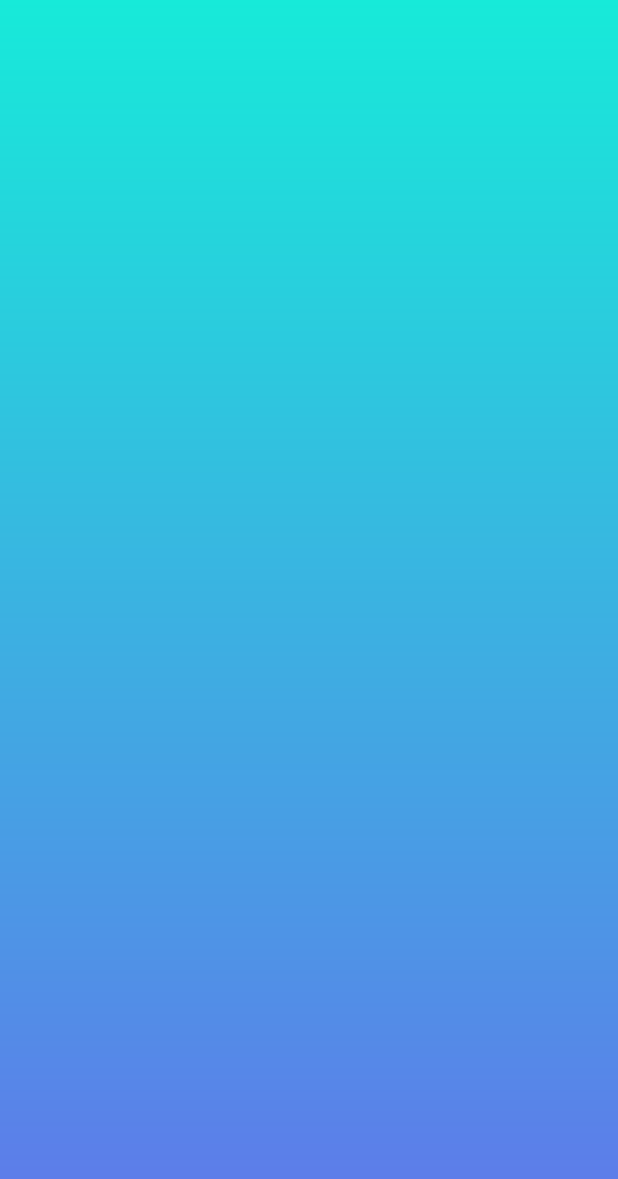
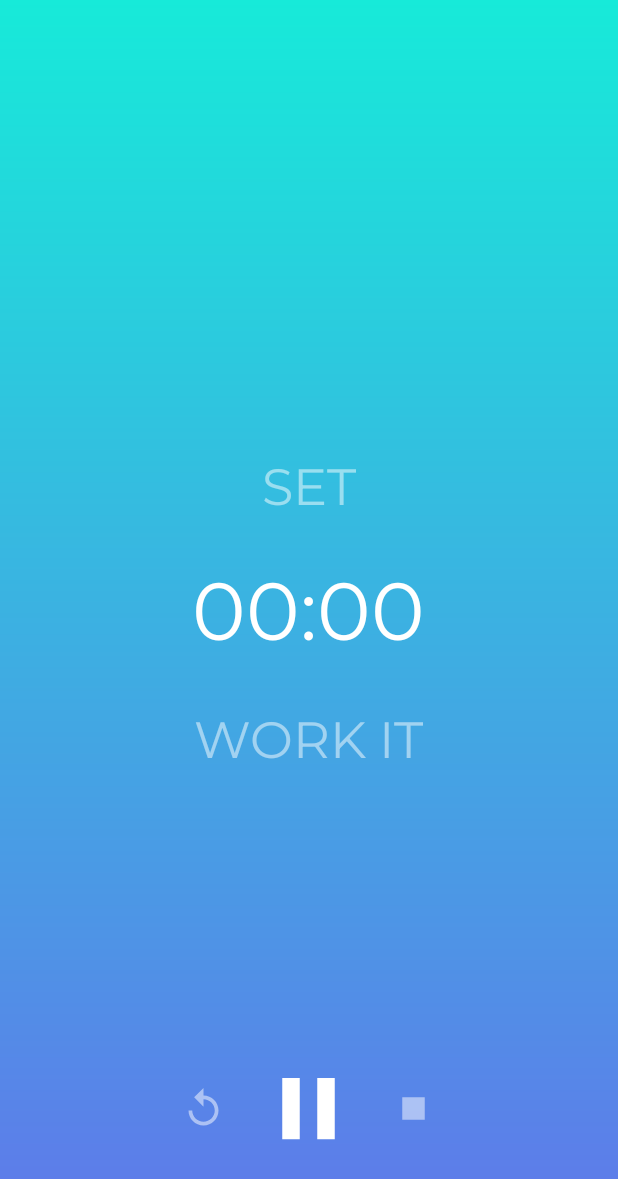
Before and after one commit to AlexandreLadriere/Interval-Timer, an Android app: the TimerActivity screen opened directly, with no data from a screen before it, on a phone screen of 412 x 824 dp. Shown: the top 1179 px of the screen. Run offline under Robolectric (Android 15) with nearby library versions, the phone set to English and light mode, and no system bars.

Commit message:
add: Adding Timer activity design

```diff
--- a/app/src/main/res/drawable/ic_pause_24px.xml
+++ b/app/src/main/res/drawable/ic_pause_24px.xml
@@ -1,6 +1,6 @@
 <vector xmlns:android="http://schemas.android.com/apk/res/android"
-    android:width="24dp"
-    android:height="24dp"
+    android:width="70dp"
+    android:height="70dp"
     android:viewportWidth="24"
     android:viewportHeight="24">
   <path
--- a/app/src/main/res/drawable/ic_replay_24px.xml
+++ b/app/src/main/res/drawable/ic_replay_24px.xml
@@ -1,9 +1,9 @@
 <vector xmlns:android="http://schemas.android.com/apk/res/android"
-    android:width="24dp"
-    android:height="24dp"
+    android:width="30dp"
+    android:height="30dp"
     android:viewportWidth="24"
     android:viewportHeight="24">
   <path
-      android:fillColor="#FF000000"
+      android:fillColor="@color/colorWhiteTransparent50"
       android:pathData="M12,5V1L7,6l5,5V7c3.31,0 6,2.69 6,6s-2.69,6 -6,6 -6,-2.69 -6,-6H4c0,4.42 3.58,8 8,8s8,-3.58 8,-8 -3.58,-8 -8,-8z"/>
 </vector>
--- a/app/src/main/res/drawable/ic_stop_24px.xml
+++ b/app/src/main/res/drawable/ic_stop_24px.xml
@@ -1,9 +1,9 @@
 <vector xmlns:android="http://schemas.android.com/apk/res/android"
-    android:width="24dp"
-    android:height="24dp"
+    android:width="30dp"
+    android:height="30dp"
     android:viewportWidth="24"
     android:viewportHeight="24">
   <path
-      android:fillColor="#FF000000"
+      android:fillColor="@color/colorWhiteTransparent50"
       android:pathData="M6,6h12v12H6z"/>
 </vector>
--- a/app/src/main/res/layout/activity_timer.xml
+++ b/app/src/main/res/layout/activity_timer.xml
@@ -8,11 +8,92 @@
     android:background="@drawable/blue_gradient">
 
     <LinearLayout
+        android:id="@+id/a_timer_linear_layout_v_main"
         android:layout_width="match_parent"
-        android:layout_height="match_parent"
+        android:layout_height="wrap_content"
         android:orientation="vertical"
         app:layout_constraintBottom_toBottomOf="parent"
         app:layout_constraintEnd_toEndOf="parent"
         app:layout_constraintStart_toStartOf="parent"
-        app:layout_constraintTop_toTopOf="parent"></LinearLayout>
+        app:layout_constraintTop_toTopOf="parent">
+
+
+        <TextView
+            android:id="@+id/a_timer_text_view_step_count"
+            android:layout_width="wrap_content"
+            android:layout_height="wrap_content"
+            android:layout_gravity="center"
+            android:gravity="center"
+            android:text="@string/upper_set"
+            android:textColor="@color/colorWhiteTransparent50"
+            android:textSize="34sp"
+            app:fontFamily="@font/montserrat"
+            android:paddingBottom="20dp"/>
+
+        <TextView
+            android:id="@+id/a_timer_text_view_time"
+            android:layout_width="wrap_content"
+            android:layout_height="wrap_content"
+            android:layout_gravity="center"
+            android:gravity="center"
+            android:text="@string/time"
+            android:textColor="@color/colorWhite"
+            android:textSize="54sp"
+            app:fontFamily="@font/montserrat" />
+
+        <TextView
+            android:id="@+id/a_timer_text_view_step"
+            android:layout_width="wrap_content"
+            android:layout_height="wrap_content"
+            android:layout_gravity="center"
+            android:gravity="center"
+            android:text="@string/upper_work_it"
+            android:textColor="@color/colorWhiteTransparent50"
+            android:textSize="34sp"
+            app:fontFamily="@font/montserrat"
+            android:paddingTop="20dp"/>
+
+    </LinearLayout>
+
+    <LinearLayout
+        android:id="@+id/a_timer_linear_layout_v_actions"
+        android:layout_width="match_parent"
+        android:layout_height="wrap_content"
+        android:orientation="horizontal"
+        app:layout_constraintBottom_toBottomOf="parent"
+        app:layout_constraintEnd_toEndOf="parent"
+        app:layout_constraintStart_toStartOf="parent"
+        android:layout_marginBottom="50dp"
+        android:gravity="center">
+
+        <ImageButton
+            android:id="@+id/a_timer_image_button_replay"
+            android:layout_width="wrap_content"
+            android:layout_height="wrap_content"
+            android:background="@color/colorTransparent"
+            app:srcCompat="@drawable/ic_replay_24px"
+            android:contentDescription="@string/desc_replay" />
+
+        <ImageButton
+            android:id="@+id/a_timer_image_button_play_pause"
+            android:layout_width="wrap_content"
+            android:layout_height="wrap_content"
+            android:background="@color/colorTransparent"
+            android:tint="@color/colorWhite"
+            app:srcCompat="@drawable/ic_pause_24px"
+            android:contentDescription="@string/desc_pause_play"
+            android:layout_gravity="center"
+            android:paddingStart="20dp"
+            android:paddingEnd="20dp"/>
+
+        <ImageButton
+            android:id="@+id/a_timer_image_button_stop"
+            android:layout_width="wrap_content"
+            android:layout_height="wrap_content"
+            android:background="@color/colorTransparent"
+            app:srcCompat="@drawable/ic_stop_24px"
+            android:contentDescription="@string/desc_pause_play" />
+
+    </LinearLayout>
+
 </androidx.constraintlayout.widget.ConstraintLayout>
--- a/app/src/main/res/values/colors.xml
+++ b/app/src/main/res/values/colors.xml
@@ -7,6 +7,7 @@
     <color name="colorWhite">#FFFFFF</color>
     <color name="colorWhite2">#F0EDED</color>
     <color name="colorWhiteTransparent50">#80FFFFFF</color>
+    <color name="colorTransparent">#00FFFFFF</color>
     <color name="colorBlack">#000000</color>
 
     <color name="colorGradientGreenStart">#42E695</color>
--- a/app/src/main/res/values/strings.xml
+++ b/app/src/main/res/values/strings.xml
@@ -11,6 +11,9 @@
     <string name="upper_done">DONE!</string>
     <string name="desc_minus">minus</string>
     <string name="desc_plus">plus</string>
+    <string name="desc_pause_play">pause or play</string>
+    <string name="desc_replay">replay</string>
+    <string name="desc_stop">stop</string>
     <string name="time">00:00</string>
     <string name="set_number">0</string>
 </resources>
```
